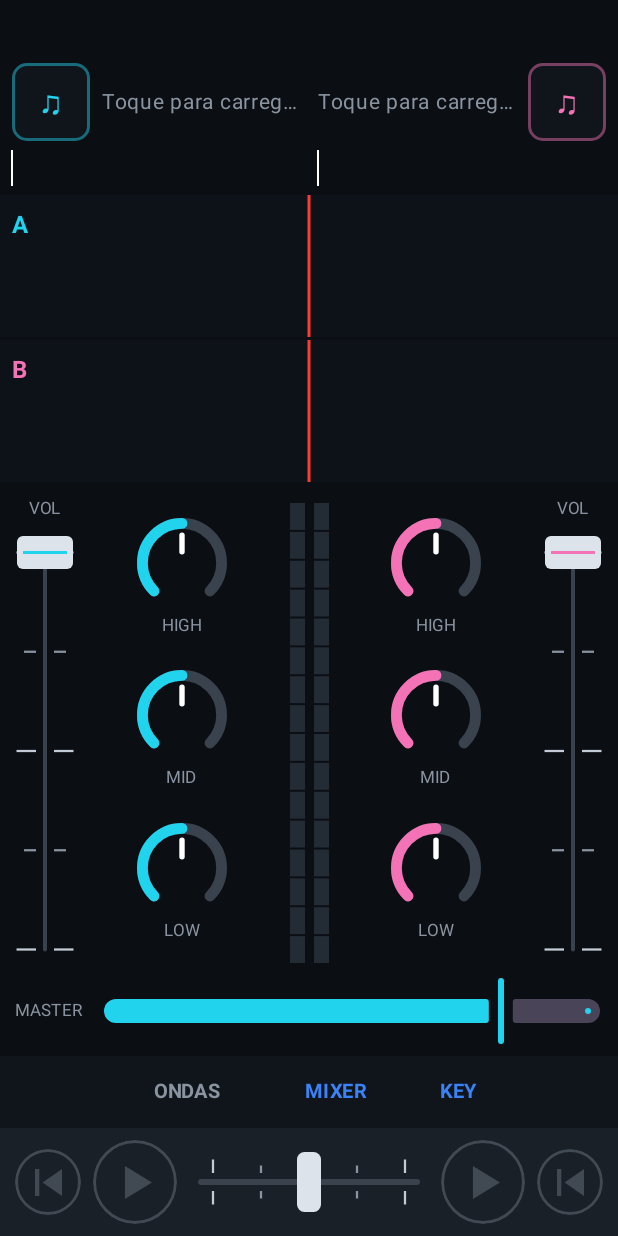
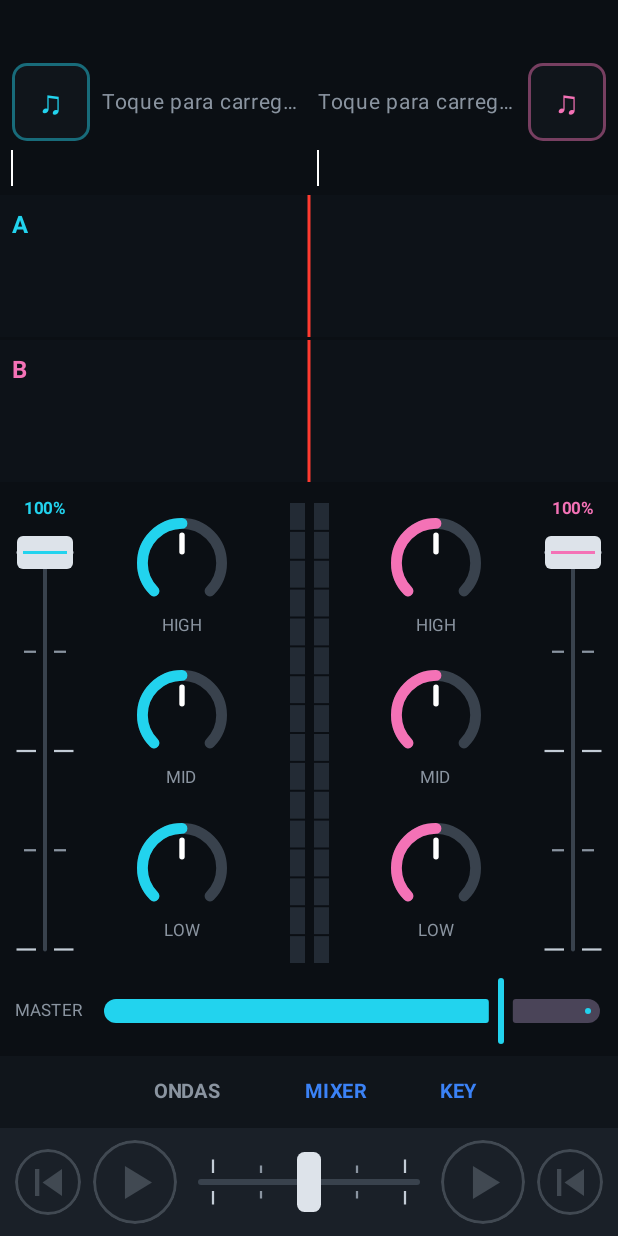
Before and after one commit to anthonylopez15/DjGrooveDeck, an Android app built with Jetpack Compose: the screen it shows after launch (MainActivity), after a tap on "MIXER", on a phone screen of 412 x 824 dp. Run offline under Robolectric (Android 15) with nearby library versions, the phone set to English and light mode, and no system bars.

Commit message:
Keep percentage readout visible while value is not zero

```diff
--- a/shared/src/commonMain/kotlin/com/anthony/djapp/ui/Components.kt
+++ b/shared/src/commonMain/kotlin/com/anthony/djapp/ui/Components.kt
@@ -269,8 +269,10 @@ fun Knob(
                 cap = StrokeCap.Round,
             )
         }
-        val shown = if (dragging) readout(value) else ""
-        Text(shown.ifEmpty { label }, fontSize = 11.sp, color = if (dragging && shown.isNotEmpty()) color else Idle)
+        // porcentagem enquanto arrasta e enquanto o valor não estiver em 0%; senão, o rótulo
+        val text = readout(value)
+        val showReadout = text.isNotEmpty() && (dragging || text != "0%")
+        Text(if (showReadout) text else label, fontSize = 11.sp, color = if (showReadout) color else Idle)
     }
 }
 
--- a/shared/src/commonMain/kotlin/com/anthony/djapp/ui/DjApp.kt
+++ b/shared/src/commonMain/kotlin/com/anthony/djapp/ui/DjApp.kt
@@ -379,12 +379,13 @@ private fun MixerPane(controller: DjController, modifier: Modifier = Modifier) {
 private fun VolumeFader(deck: DeckController, color: Color) {
     var dragging by remember { mutableStateOf(false) }
     Column(horizontalAlignment = Alignment.CenterHorizontally, modifier = Modifier.fillMaxHeight()) {
-        // enquanto o dedo está no fader, mostra a porcentagem escolhida
+        // mostra a porcentagem enquanto o dedo está no fader e enquanto o volume não for 0
+        val showPercent = dragging || formatPercent(deck.volume) != "0%"
         Text(
-            if (dragging) formatPercent(deck.volume) else "VOL",
+            if (showPercent) formatPercent(deck.volume) else "VOL",
             fontSize = 11.sp,
-            color = if (dragging) color else Idle,
-            fontWeight = if (dragging) FontWeight.Bold else FontWeight.Normal,
+            color = if (showPercent) color else Idle,
+            fontWeight = if (showPercent) FontWeight.Bold else FontWeight.Normal,
         )
         VerticalFader(
             value = deck.volume,
```
